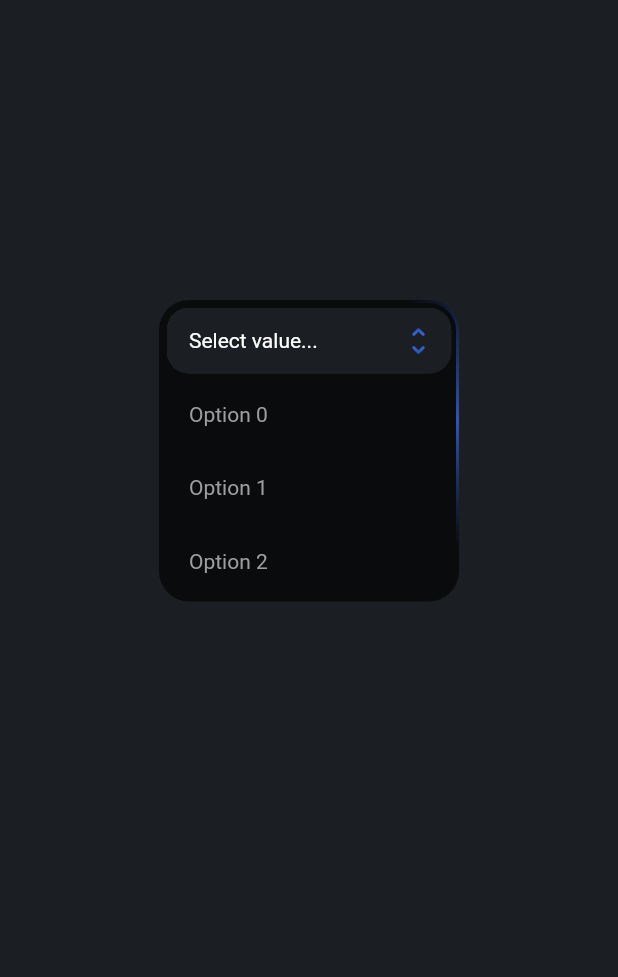
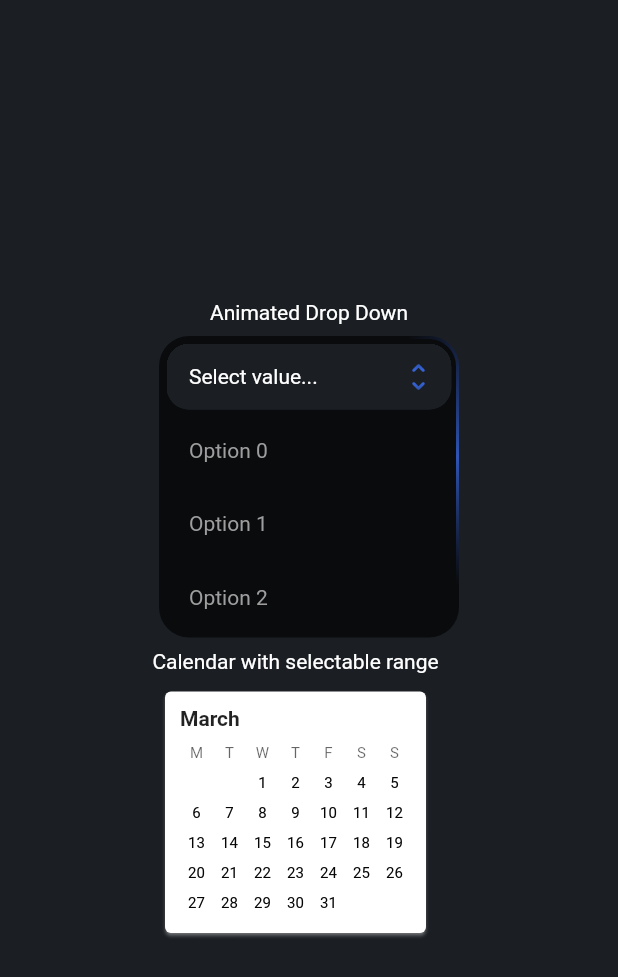
Before and after one commit to ivansapr/ui, a Flutter app: the screen it shows after launch, after a tap on "Select value...", on a phone screen of 412 x 824 dp. Shown: the top 977 px of the screen. Run offline on Flutter 3.47's test engine with Material 2 defaults, Android fonts, the phone set to English and light mode, and no system bars.

Commit message:
add Selection calendar

```diff
--- /dev/null
+++ b/lib/calendar_view/datetime_extension.dart
@@ -0,0 +1,15 @@
+extension DaysInMonth on DateTime {
+  int get daysInMonth {
+    if (month == 2) {
+      if ((year % 4 == 0 && year % 100 != 0) || year % 400 == 0) {
+        return 29; // Leap year
+      } else {
+        return 28;
+      }
+    } else if (month == 4 || month == 6 || month == 9 || month == 11) {
+      return 30;
+    } else {
+      return 31;
+    }
+  }
+}
--- /dev/null
+++ b/lib/calendar_view/month_model.dart
@@ -0,0 +1,53 @@
+import 'package:ui_exp/calendar_view/datetime_extension.dart';
+
+class MonthModel {
+  final DateTime value;
+
+  late final int previuosMonthDays;
+  late final List<List<DayModel>> weeks;
+  late final int weeksLength;
+  static const int columnsLength = 7;
+
+  int countPreviuosMonthDays() {
+    final d = DateTime(value.year, value.month, 1);
+    return d.weekday - 1;
+  }
+
+  MonthModel(this.value) {
+    previuosMonthDays = countPreviuosMonthDays();
+    weeksLength = (previuosMonthDays + value.daysInMonth) ~/ 6;
+    weeks = generate();
+  }
+
+  List<List<DayModel>> generate() {
+    final dayCellsData = List.filled(previuosMonthDays, DayModel.empty(), growable: true);
+    dayCellsData
+      ..addAll(
+        List.generate(
+          value.daysInMonth,
+          (index) => DayModel(DateTime(value.year, value.month, index + 1)),
+        ),
+      )
+      ..addAll(
+        List.filled(
+          weeksLength * DateTime.daysPerWeek - dayCellsData.length,
+          DayModel.empty(),
+        ),
+      );
+
+    final rows = <List<DayModel>>[];
+    for (var i = 0; i < weeksLength; i++) {
+      final rowIndex = i * DateTime.daysPerWeek;
+      rows.add(dayCellsData.sublist(rowIndex, rowIndex + DateTime.daysPerWeek));
+    }
+
+    return rows;
+  }
+}
+
+class DayModel {
+  final DateTime? date;
+
+  DayModel(this.date);
+  DayModel.empty() : date = null;
+}
--- /dev/null
+++ b/lib/calendar_view/selection_calendar.dart
@@ -0,0 +1,11 @@
+import 'package:flutter/cupertino.dart';
+import 'package:ui_exp/calendar_view/widgets/calendar_view.dart';
+
+class SelectionCalendar extends StatelessWidget {
+  const SelectionCalendar({super.key});
+
+  @override
+  Widget build(BuildContext context) {
+    return CalendarView();
+  }
+}
--- /dev/null
+++ b/lib/calendar_view/widgets/calendar_point_listener.dart
@@ -0,0 +1,89 @@
+import 'package:flutter/material.dart';
+import 'package:flutter/widgets.dart';
+import 'package:ui_exp/calendar_view/month_model.dart';
+import 'package:ui_exp/calendar_view/widgets/date_range_selector_view.dart';
+
+class DateRangeDragSelectorView extends StatefulWidget {
+  final MonthModel value;
+  final void Function(DateRangeModel) onSelect;
+  final Widget child;
+
+  const DateRangeDragSelectorView({
+    super.key,
+    required this.value,
+    required this.onSelect,
+    required this.child,
+  });
+
+  @override
+  State<DateRangeDragSelectorView> createState() => _DateRangeDragSelectorViewState();
+}
+
+class _DateRangeDragSelectorViewState extends State<DateRangeDragSelectorView> {
+  final key = GlobalKey();
+  DateRangeModel dateRange = DateRangeModel();
+  DateTime? currentDay;
+
+  DateTime? getDayFromPoint(Offset point) {
+    final renderBox = key.currentContext!.findRenderObject() as RenderBox;
+    final local = renderBox.globalToLocal(point);
+    final size = renderBox.size;
+    final rows = widget.value.weeks.length;
+    final columns = 7;
+    final cellWidth = size.width / columns;
+    final cellHeight = size.height / rows;
+    final column = (local.dx / cellWidth).floor();
+    final row = (local.dy / cellHeight).floor();
+    try {
+      final day = widget.value.weeks[row][column];
+      return day.date;
+    } catch (e) {
+      return null;
+    }
+  }
+
+  void onSelect(DateRangeModel dateRange) {
+    widget.onSelect(dateRange.fixRange());
+  }
+
+  void onPanStart(DragStartDetails details) {
+    dateRange = DateRangeModel();
+    final day = getDayFromPoint(details.globalPosition);
+    if (day == null) {
+      return;
+    }
+    currentDay = day;
+    if (dateRange.from == null) {
+      dateRange = dateRange.copyWith(from: day, to: day);
+      onSelect(dateRange);
+    }
+  }
+
+  void onPanUpdate(DragUpdateDetails details) {
+    final day = getDayFromPoint(details.globalPosition);
+    if (day == null) {
+      return;
+    }
+    if (day == currentDay) {
+      return;
+    }
+
+    currentDay = day;
+
+    dateRange = dateRange.copyWith(to: day);
+    onSelect(dateRange);
+  }
+
+  @override
+  Widget build(BuildContext context) {
+    return GestureDetector(
+      key: key,
+      onPanStart: onPanStart,
+      onPanUpdate: onPanUpdate,
+      onPanCancel: () {
+        dateRange = DateRangeModel();
+      },
+      child: widget.child,
+    );
+  }
+}
--- /dev/null
+++ b/lib/calendar_view/widgets/calendar_view.dart
@@ -0,0 +1,160 @@
+import 'package:flutter/material.dart';
+import 'package:ui_exp/calendar_view/month_model.dart';
+import 'package:ui_exp/calendar_view/widgets/calendar_point_listener.dart';
+
+import 'date_range_selector_view.dart';
+import 'month_card.dart';
+import 'month_view.dart';
+import 'package:intl/intl.dart';
+
+class CalendarView extends StatefulWidget {
+  const CalendarView({super.key});
+
+  @override
+  State<CalendarView> createState() => _CalendarViewState();
+}
+
+class _CalendarViewState extends State<CalendarView> {
+  late final DateTime value;
+  late final MonthModel monthModel;
+
+  @override
+  void initState() {
+    super.initState();
+    value = DateTime.now();
+    monthModel = MonthModel(value);
+  }
+
+  DateRangeModel dateRange = DateRangeModel();
+
+  void onDayTap(DateTime? date) {
+    if (date == null) {
+      return;
+    }
+    if (dateRange.from == null) {
+      setState(() {
+        dateRange = dateRange.copyWith(from: date);
+      });
+      return;
+    }
+
+    if (dateRange.to == null) {
+      setState(() {
+        dateRange = dateRange.copyWith(to: date);
+      });
+      return;
+    }
+
+    if (dateRange.from?.isAfter(date) ?? false) {
+      setState(() {
+        dateRange = dateRange.copyWith(from: date);
+      });
+      return;
+    }
+    if (dateRange.to?.isBefore(date) ?? false) {
+      setState(() {
+        dateRange = dateRange.copyWith(to: date);
+      });
+      return;
+    }
+    if (dateRange.from?.isBefore(date) ?? false) {
+      setState(() {
+        dateRange = dateRange.copyWith(to: date);
+      });
+      return;
+    }
+  }
+
+  @override
+  Widget build(BuildContext context) {
+    return Column(
+      mainAxisSize: MainAxisSize.min,
+      children: [
+        MonthCard(
+          label: DateFormat('MMMM').format(value),
+          child: Column(
+            mainAxisSize: MainAxisSize.min,
+            crossAxisAlignment: CrossAxisAlignment.start,
+            children: [
+              const MonthViewHeaderRow(),
+              DateRangeDragSelectorView(
+                value: monthModel,
+                onSelect: (range) {
+                  setState(() {
+                    dateRange = range;
+                  });
+                },
+                child: Stack(
+                  children: [
+                    MonthView(value: monthModel),
+                    DateRangeSelectorView(
+                      value: monthModel,
+                      dateRange: dateRange,
+                      onDayTap: onDayTap,
+                    ),
+                  ],
+                ),
+              ),
+            ],
+          ),
+        ),
+        DateRangeWidget(dateRange: dateRange),
+      ],
+    );
+  }
+}
+
+class MonthViewHeaderRow extends StatelessWidget {
+  const MonthViewHeaderRow({super.key});
+
+  static const labels = ['M', 'T', 'W', 'T', 'F', 'S', 'S'];
+
+  @override
+  Widget build(BuildContext context) {
+    return WeekRow(
+      children: labels
+          .map(
+            (e) => DayCellContainer(
+              child: Text(
+                e,
+                textAlign: TextAlign.center,
+                style: DefaultTextStyle.of(context).style.copyWith(
+                      fontSize: 10,
+                      color: Theme.of(context).colorScheme.onSurface.withOpacity(0.6),
+                    ),
+              ),
+            ),
+          )
+          .toList(),
+    );
+  }
+}
+
+class DateRangeWidget extends StatelessWidget {
+  final DateRangeModel dateRange;
+
+  const DateRangeWidget({super.key, required this.dateRange});
+
+  @override
+  Widget build(BuildContext context) {
+    final formatter = DateFormat('dd');
+    if (dateRange.from == null && dateRange.to == null) {
+      return const SizedBox.shrink();
+    }
+    return Text.rich(
+        TextSpan(
+          children: [
+            TextSpan(
+              text: dateRange.from == null ? '?' : formatter.format(dateRange.from!),
+            ),
+            const TextSpan(text: ' - '),
+            TextSpan(
+              text: dateRange.to == null ? '?' : formatter.format(dateRange.to!),
+            ),
+          ],
+        ),
+        style: Theme.of(context).textTheme.bodyLarge?.copyWith(
+              color: Theme.of(context).colorScheme.onBackground,
+            ));
+  }
+}
--- /dev/null
+++ b/lib/calendar_view/widgets/date_range_selector_view.dart
@@ -0,0 +1,122 @@
+import 'package:flutter/material.dart';
+import 'package:flutter/widgets.dart';
+import 'package:ui_exp/calendar_view/month_model.dart';
+import 'package:ui_exp/calendar_view/widgets/month_view.dart';
+
+class DateRangeModel {
+  final DateTime? from;
+  final DateTime? to;
+
+  DateRangeModel({this.from, this.to});
+
+  DateRangeModel copyWith({DateTime? from, DateTime? to}) => DateRangeModel(
+        from: from ?? this.from,
+        to: to ?? this.to,
+      );
+
+  DateRangeModel fixRange() {
+    if (from == null || to == null) {
+      return this;
+    }
+    if (from!.isAfter(to!)) {
+      return DateRangeModel(from: to, to: from);
+    }
+    return this;
+  }
+
+  bool rangeIsCorrect() {
+    if (from == null || to == null) {
+      return false;
+    }
+    return from!.isBefore(to!);
+  }
+
+  bool dayInRangeOrEqual(DateTime? date) {
+    if (date == null) {
+      return false;
+    }
+    if (from == null || to == null) {
+      return false;
+    }
+    return date.isAtSameMomentAs(from!) ||
+        date.isAtSameMomentAs(to!) ||
+        (date.isAfter(from!) && date.isBefore(to!));
+  }
+
+  bool isFirstDay(DateTime? date) {
+    if (date == null) {
+      return false;
+    }
+    return date.isAtSameMomentAs(from!);
+  }
+
+  bool isLastDay(DateTime? date) {
+    if (date == null) {
+      return false;
+    }
+    return date.isAtSameMomentAs(to!);
+  }
+
+  @override
+  String toString() {
+    return 'DateRangeModel{from: ${from?.day}, to: ${to?.day}}';
+  }
+}
+
+class DateRangeSelectorView extends StatelessWidget {
+  final MonthModel value;
+  final DateRangeModel dateRange;
+  final void Function(DateTime?)? onDayTap;
+
+  const DateRangeSelectorView({
+    super.key,
+    required this.value,
+    required this.dateRange,
+    this.onDayTap,
+  });
+
+  List<Widget> generateTable() {
+    return value.weeks
+        .map(
+          (week) => WeekRow(
+            children: week
+                .map((day) => GestureDetector(
+              behavior: HitTestBehavior.opaque,
+                      onTap: () => onDayTap?.call(day.date),
+                      child: dateRange.dayInRangeOrEqual(day.date)
+                          ? SelectedDayWidget(date: day.date)
+                          : DayCell(date: day.date),
+                    ))
+                .toList(),
+          ),
+        )
+        .toList();
+  }
+
+  @override
+  Widget build(BuildContext context) {
+    return Column(
+      mainAxisSize: MainAxisSize.min,
+      children: generateTable(),
+    );
+  }
+}
+
+class SelectedDayWidget extends StatelessWidget {
+  final DateTime? date;
+
+  const SelectedDayWidget({super.key, this.date});
+
+  @override
+  Widget build(BuildContext context) {
+    return Container(
+      color: Colors.grey,
+      child: DayCellContainer(
+        child: Text(
+          date?.day.toString() ?? '',
+          style: DefaultTextStyle.of(context).style.copyWith(color: Colors.white, fontSize: 11),
+        ),
+      ),
+    );
+  }
+}
--- /dev/null
+++ b/lib/calendar_view/widgets/date_selector_label.dart
@@ -0,0 +1,32 @@
+import 'package:flutter/material.dart';
+
+enum SelectedDate { first, second, none }
+
+class DateSelectorLabel extends StatelessWidget {
+  final DateTime? from;
+  final DateTime? to;
+
+  final SelectedDate? state;
+  const DateSelectorLabel({super.key, this.from, this.to, this.state = SelectedDate.none});
+
+  @override
+  Widget build(BuildContext context) {
+    return Row(
+      children: [
+        Text(
+          from?.toString() ?? '',
+          style: state == SelectedDate.first
+              ? DefaultTextStyle.of(context).style.copyWith(color: Colors.red)
+              : null,
+        ),
+        const Text('—'),
+        Text(
+          to?.toString() ?? '',
+          style: state == SelectedDate.second
+              ? DefaultTextStyle.of(context).style.copyWith(color: Colors.red)
+              : null,
+        ),
+      ],
+    );
+  }
+}
--- /dev/null
+++ b/lib/calendar_view/widgets/month_card.dart
@@ -0,0 +1,43 @@
+import 'package:flutter/material.dart';
+
+class MonthCard extends StatelessWidget {
+  final String label;
+  final Widget child;
+  const MonthCard({super.key, required this.label, required this.child});
+
+  @override
+  Widget build(BuildContext context) {
+    return Card(
+      shadowColor: Colors.white,
+      child: Padding(
+        padding: const EdgeInsets.all(10),
+        child: Column(
+          mainAxisSize: MainAxisSize.min,
+          crossAxisAlignment: CrossAxisAlignment.start,
+          children: [
+            _MonthNameWidget(label: label),
+            const SizedBox(height: 5),
+            Flexible(
+              child: child,
+            ),
+          ],
+        ),
+      ),
+    );
+  }
+}
+
+class _MonthNameWidget extends StatelessWidget {
+  final String label;
+  const _MonthNameWidget({super.key, required this.label});
+
+  @override
+  Widget build(BuildContext context) {
+    return Text(
+      label,
+      style: DefaultTextStyle.of(context).style.copyWith(
+            fontWeight: FontWeight.bold,
+          ),
+    );
+  }
+}
--- /dev/null
+++ b/lib/calendar_view/widgets/month_view.dart
@@ -0,0 +1,91 @@
+import 'package:flutter/material.dart';
+import 'package:flutter/widgets.dart';
+
+import '../month_model.dart';
+
+class MonthView extends StatefulWidget {
+  final MonthModel value;
+  const MonthView({super.key, required this.value});
+
+  @override
+  State<MonthView> createState() => _MonthViewState();
+}
+
+class _MonthViewState extends State<MonthView> {
+  MonthModel get value => widget.value;
+
+  List<Widget> generateTable() {
+    return value.weeks
+        .map(
+          (week) => WeekRow(
+            children: week.map((day) => DayCell(date: day.date)).toList(),
+          ),
+        )
+        .toList();
+  }
+
+  @override
+  Widget build(BuildContext context) {
+    return Column(
+      mainAxisSize: MainAxisSize.min,
+      children: generateTable(),
+    );
+  }
+}
+
+class DayCellContainer extends StatelessWidget {
+  final Widget? child;
+  const DayCellContainer({super.key, this.child});
+
+  @override
+  Widget build(BuildContext context) {
+    return ConstrainedBox(
+      constraints: const BoxConstraints(minWidth: 22),
+      child: SizedBox(
+        height: 20,
+        child: Center(
+          child: child,
+        ),
+      ),
+    );
+  }
+}
+
+class DayCell extends StatelessWidget {
+  final DateTime? date;
+
+  const DayCell({
+    super.key,
+    this.date,
+  });
+
+  @override
+  Widget build(BuildContext context) {
+    if (date == null) {
+      return const DayCellContainer();
+    }
+    return DayCellContainer(
+      child: Text(
+        date!.day.toString(),
+        textAlign: TextAlign.center,
+        style: DefaultTextStyle.of(context).style.copyWith(
+              fontSize: 10,
+            ),
+      ),
+    );
+  }
+}
+
+
+class WeekRow extends StatelessWidget {
+  final List<Widget> children;
+  const WeekRow({super.key, required this.children});
+
+  @override
+  Widget build(BuildContext context) {
+    return Row(
+      mainAxisSize: MainAxisSize.min,
+      children: children,
+    );
+  }
+}
--- a/lib/main.dart
+++ b/lib/main.dart
@@ -1,6 +1,8 @@
 import 'package:flutter/material.dart';
+import 'package:ui_exp/calendar_view/selection_calendar.dart';
 import 'package:ui_exp/drop_down.dart';
 import 'package:ui_exp/following_letters.dart';
+import 'package:ui_exp/show_widget.dart';
 
 void main() {
   runApp(const MainApp());
@@ -33,9 +35,8 @@ class _MainAppState extends State<MainApp> {
             padding: const EdgeInsets.only(top: 200),
             child: Align(
               alignment: Alignment.topCenter,
-              child: Column(
-                mainAxisSize: MainAxisSize.min,
-                children: const [
+              child: Wrap(
+                children: [
                   // Row(
                   //   mainAxisSize: MainAxisSize.min,
                   //   children: [
@@ -65,7 +66,15 @@ class _MainAppState extends State<MainApp> {
                   //   ],
                   // ),
                   // SizedBox(height: 10),
-                  CustomDropDown(),
+                  ShowWidget(
+                    title: 'Animated Drop Down',
+                    child: CustomDropDown(),
+                  ),
+                  ShowWidget(
+                    title: 'Calendar with selectable range',
+                    child: SelectionCalendar(),
+                  ),
+                  // CalendarView(),
                 ],
               ),
             ),
--- /dev/null
+++ b/lib/show_widget.dart
@@ -0,0 +1,29 @@
+import 'package:flutter/material.dart';
+
+class ShowWidget extends StatelessWidget {
+  final String title;
+  final Widget child;
+
+  ShowWidget({required this.title, required this.child});
+
+  @override
+  Widget build(BuildContext context) {
+    return Container(
+        child: Column(
+      mainAxisSize: MainAxisSize.min,
+      children: [
+        Text(
+          title,
+          style: TextStyle(
+            fontSize: 14,
+            color: Colors.white,
+          ),
+        ),
+        Padding(
+          padding: const EdgeInsets.all(8.0),
+          child: child,
+        ),
+      ],
+    ));
+  }
+}
--- a/pubspec.yaml
+++ b/pubspec.yaml
@@ -9,6 +9,7 @@ environment:
 dependencies:
   flutter:
     sdk: flutter
+  intl: ^0.18.0
 
 dev_dependencies:
   flutter_test:
```
Also changed, not shown: 2 other files.
